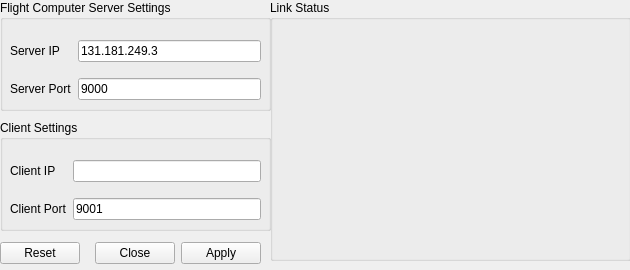
Old version of the form gcs/ui/wificomms.ui in the repository lijian8/ahns10.
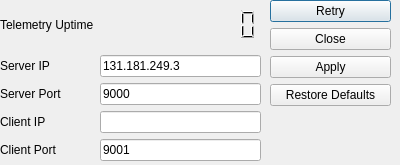
New version of the form.

The edit to the form file:
```diff
--- a/gcs/ui/wificomms.ui
+++ b/gcs/ui/wificomms.ui
@@ -6,161 +6,122 @@
    <rect>
     <x>0</x>
     <y>0</y>
-    <width>630</width>
-    <height>270</height>
+    <width>400</width>
+    <height>165</height>
    </rect>
   </property>
   <property name="windowTitle">
    <string>Wifi Communications Link</string>
   </property>
-  <widget class="QDialogButtonBox" name="connectionbuttonBox">
+  <widget class="QWidget" name="gridLayoutWidget_2">
    <property name="geometry">
     <rect>
      <x>0</x>
-     <y>240</y>
+     <y>0</y>
      <width>261</width>
-     <height>26</height>
+     <height>161</height>
     </rect>
    </property>
-   <property name="standardButtons">
-    <set>QDialogButtonBox::Apply|QDialogButtonBox::Close|QDialogButtonBox::Reset</set>
-   </property>
-   <property name="centerButtons">
-    <bool>false</bool>
-   </property>
-  </widget>
-  <widget class="QGroupBox" name="groupBox">
-   <property name="geometry">
-    <rect>
-     <x>0</x>
-     <y>0</y>
-     <width>271</width>
-     <height>111</height>
-    </rect>
-   </property>
-   <property name="title">
-    <string>Flight Computer Server Settings</string>
-   </property>
-   <widget class="QWidget" name="gridLayoutWidget">
-    <property name="geometry">
-     <rect>
-      <x>10</x>
-      <y>30</y>
-      <width>251</width>
-      <height>81</height>
-     </rect>
-    </property>
-    <layout class="QGridLayout" name="gridLayout">
-     <item row="0" column="0">
-      <widget class="QLabel" name="label">
-       <property name="text">
-        <string>Server IP</string>
-       </property>
-      </widget>
-     </item>
-     <item row="1" column="0">
+   <layout class="QGridLayout" name="gridLayout_2">
+    <item row="2" column="0">
       <widget class="QLabel" name="label_2">
        <property name="text">
         <string>Server Port</string>
        </property>
       </widget>
      </item>
-     <item row="1" column="1">
+    <item row="2" column="1">
       <widget class="QLineEdit" name="serverPortlineEdit">
        <property name="text">
         <string>9000</string>
        </property>
       </widget>
      </item>
-     <item row="0" column="1">
+    <item row="1" column="1">
       <widget class="QLineEdit" name="serverIPlineEdit">
        <property name="text">
         <string>131.181.249.3</string>
        </property>
       </widget>
      </item>
-    </layout>
-   </widget>
-  </widget>
-  <widget class="QGroupBox" name="groupBox_2">
-   <property name="geometry">
-    <rect>
-     <x>0</x>
-     <y>120</y>
-     <width>271</width>
-     <height>111</height>
-    </rect>
-   </property>
-   <property name="title">
-    <string>Client Settings</string>
-   </property>
-   <widget class="QWidget" name="gridLayoutWidget_2">
-    <property name="geometry">
-     <rect>
-      <x>10</x>
-      <y>30</y>
-      <width>251</width>
-      <height>81</height>
-     </rect>
-    </property>
-    <layout class="QGridLayout" name="gridLayout_2">
-     <item row="0" column="0">
+    <item row="3" column="1">
+     <widget class="QLineEdit" name="clientIPlineEdit">
+      <property name="text">
+       <string/>
+      </property>
+      <property name="readOnly">
+       <bool>true</bool>
+      </property>
+     </widget>
+    </item>
+    <item row="3" column="0">
       <widget class="QLabel" name="label_3">
        <property name="text">
         <string>Client IP</string>
        </property>
       </widget>
      </item>
-     <item row="1" column="0">
+    <item row="4" column="0">
       <widget class="QLabel" name="label_4">
        <property name="text">
         <string>Client Port</string>
        </property>
       </widget>
      </item>
-     <item row="1" column="1">
-      <widget class="QLineEdit" name="serverPortlineEdit_2">
+    <item row="4" column="1">
+     <widget class="QLineEdit" name="clientPortlineEdit">
        <property name="text">
         <string>9001</string>
        </property>
       </widget>
      </item>
+    <item row="1" column="0">
+     <widget class="QLabel" name="label">
+      <property name="text">
+       <string>Server IP</string>
+      </property>
+     </widget>
+    </item>
      <item row="0" column="1">
-      <widget class="QLineEdit" name="serverIPlineEdit_2">
+     <widget class="QLCDNumber" name="uptimelcdNumber">
+      <property name="frameShape">
+       <enum>QFrame::NoFrame</enum>
+      </property>
+      <property name="frameShadow">
+       <enum>QFrame::Plain</enum>
+      </property>
+      <property name="numDigits">
+       <number>10</number>
+      </property>
+     </widget>
+    </item>
+    <item row="0" column="0">
+     <widget class="QLabel" name="label_5">
        <property name="text">
-        <string/>
-       </property>
-       <property name="readOnly">
-        <bool>true</bool>
+       <string>Telemetry Uptime</string>
        </property>
       </widget>
      </item>
     </layout>
    </widget>
-  </widget>
-  <widget class="QGroupBox" name="groupBox_3">
+  <widget class="QDialogButtonBox" name="connectionbuttonBox">
    <property name="geometry">
     <rect>
      <x>270</x>
      <y>0</y>
-     <width>361</width>
-     <height>261</height>
+     <width>121</width>
+     <height>161</height>
     </rect>
    </property>
-   <property name="title">
-    <string>Link Status</string>
+   <property name="orientation">
+    <enum>Qt::Vertical</enum>
    </property>
-   <widget class="QWidget" name="gridLayoutWidget_3">
-    <property name="geometry">
-     <rect>
-      <x>10</x>
-      <y>30</y>
-      <width>331</width>
-      <height>221</height>
-     </rect>
-    </property>
-    <layout class="QGridLayout" name="gridLayout_3"/>
-   </widget>
+   <property name="standardButtons">
+    <set>QDialogButtonBox::Apply|QDialogButtonBox::Close|QDialogButtonBox::RestoreDefaults|QDialogButtonBox::Retry</set>
+   </property>
+   <property name="centerButtons">
+    <bool>false</bool>
+   </property>
   </widget>
  </widget>
  <resources/>
```
Left out of the diff: 22 changed lines with no effect on the pictures. Lines whose indentation alone changed are shown as unchanged.
